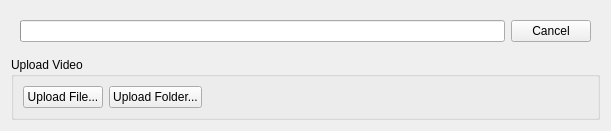
Old version of the form client/nx_client_desktop/src/ui/widgets/properties/wearable_upload_widget.ui in the repository networkoptix/nx_open.
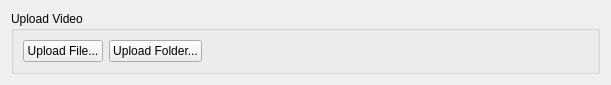
New version of the form. Custom widgets are drawn as their Qt base class.

Commit message:
VMS-8070 Separate progress & buttons wearable widgets.
<==== Mercurial data ====>
Branch: vms_3.1

What changed in the file:
```diff
--- a/client/nx_client_desktop/src/ui/widgets/properties/wearable_upload_widget.ui
+++ b/client/nx_client_desktop/src/ui/widgets/properties/wearable_upload_widget.ui
@@ -7,41 +7,13 @@
     <x>0</x>
     <y>0</y>
     <width>611</width>
-    <height>121</height>
+    <height>74</height>
    </rect>
   </property>
   <property name="windowTitle">
    <string>Form</string>
   </property>
   <layout class="QVBoxLayout" name="verticalLayout">
-   <item>
-    <widget class="QnPanel" name="progressPanel" native="true">
-     <layout class="QHBoxLayout" name="horizontalLayout_2">
-      <property name="leftMargin">
-       <number>9</number>
-      </property>
-      <property name="topMargin">
-       <number>9</number>
-      </property>
-      <property name="rightMargin">
-       <number>9</number>
-      </property>
-      <property name="bottomMargin">
-       <number>9</number>
-      </property>
-      <item>
-       <widget class="QProgressBar" name="uploadProgressBar"/>
-      </item>
-      <item>
-       <widget class="QPushButton" name="cancelButton">
-        <property name="text">
-         <string>Cancel</string>
-        </property>
-       </widget>
-      </item>
-     </layout>
-    </widget>
-   </item>
    <item>
     <widget class="QGroupBox" name="groupBox">
      <property name="title">
@@ -80,14 +52,6 @@
    </item>
   </layout>
  </widget>
- <customwidgets>
-  <customwidget>
-   <class>QnPanel</class>
-   <extends>QWidget</extends>
-   <header location="global">ui/widgets/common/panel.h</header>
-   <container>1</container>
-  </customwidget>
- </customwidgets>
  <resources/>
  <connections/>
 </ui>
```
The commit also changes 6 other files.
